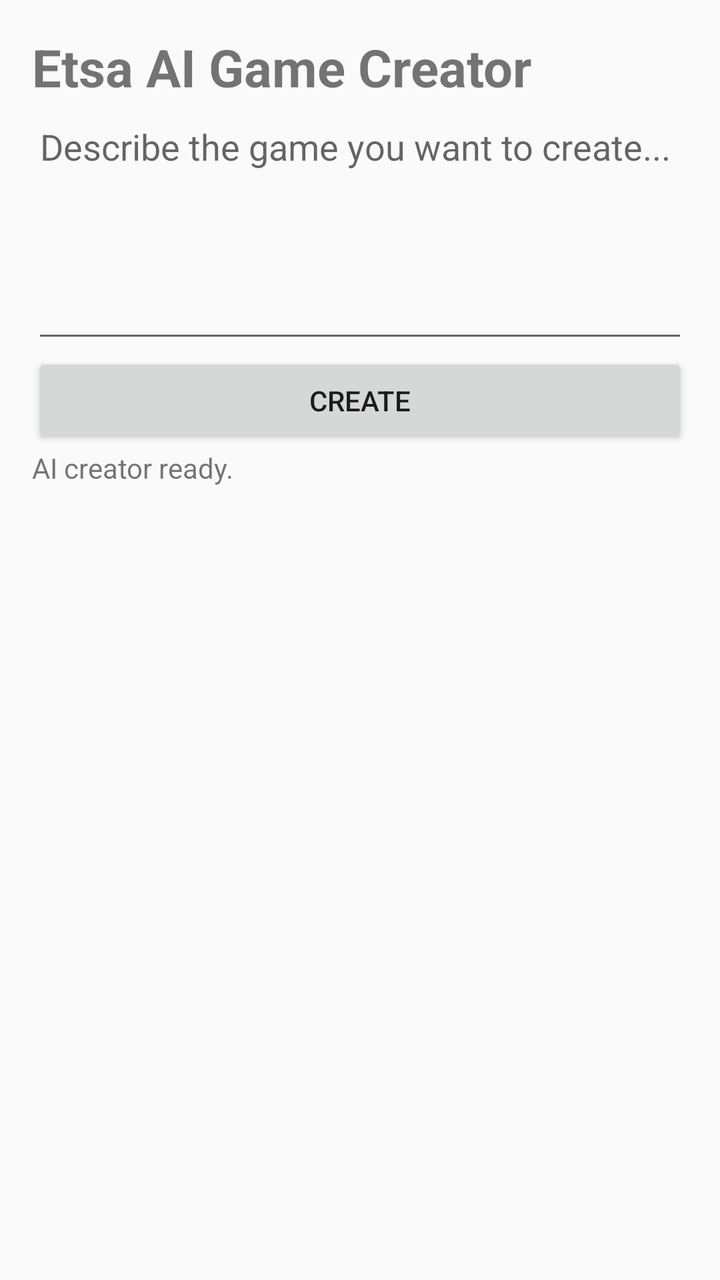
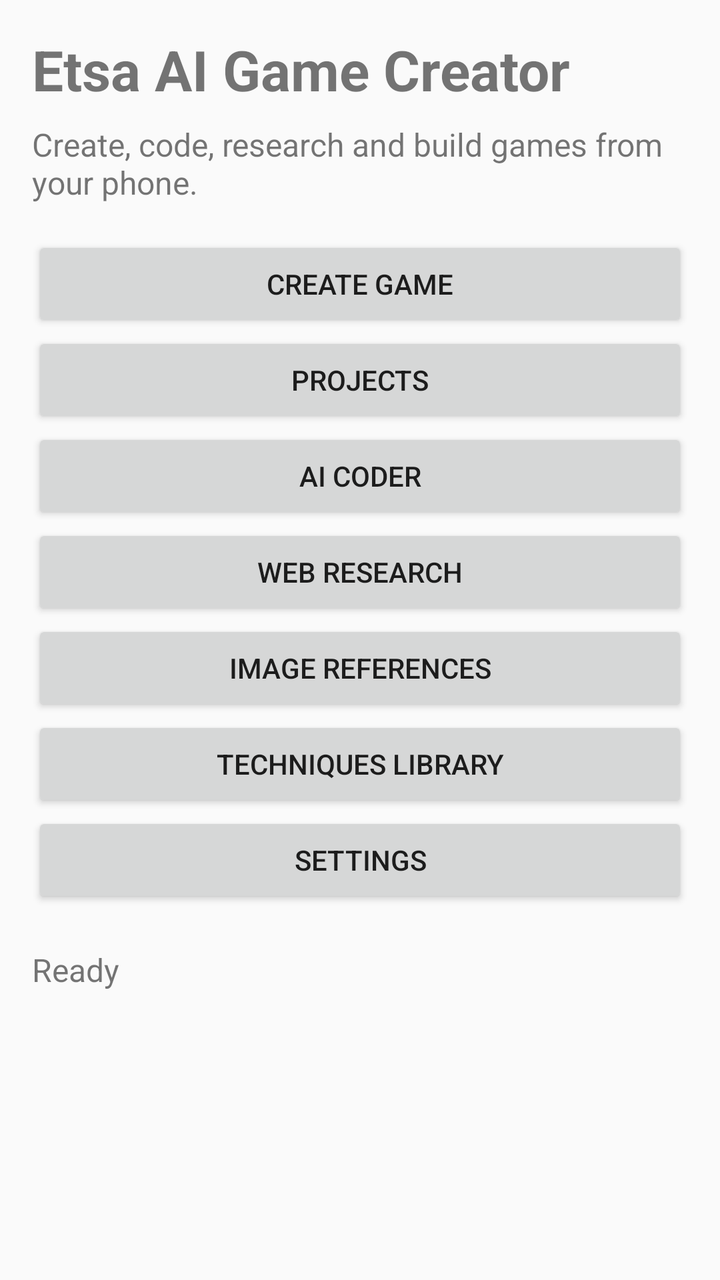

Before-and-after screenshots of an Android layout around one commit, followed by the original layout XML and the change that was made.
<!-- AndroidManifest.xml: application theme Theme.EtsaAI -->
<!-- res/layout/activity_main.xml -->
<LinearLayout xmlns:android="http://schemas.android.com/apk/res/android" android:layout_width="match_parent" android:layout_height="match_parent" android:orientation="vertical" android:padding="16dp">
<TextView android:layout_width="match_parent" android:layout_height="wrap_content" android:text="Etsa AI Game Creator" android:textSize="26sp" android:textStyle="bold" />
<EditText android:id="@+id/promptInput" android:layout_width="match_parent" android:layout_height="wrap_content" android:hint="Describe the game you want to create..." android:minLines="5" android:gravity="top" />
<Button android:id="@+id/createButton" android:layout_width="match_parent" android:layout_height="wrap_content" android:text="Create" />
<TextView android:id="@+id/outputText" android:layout_width="match_parent" android:layout_height="wrap_content" android:text="AI creator ready." />
</LinearLayout>
<!-- resources referenced by this layout -->
<resources>
  <style name="Theme.EtsaAI" parent="android:style/Theme.Material.Light.NoActionBar" />
</resources>

<!-- the commit's change to res/layout/activity_main.xml (unified diff, before → after) -->
@@ -1,6 +1 @@
-<LinearLayout xmlns:android="http://schemas.android.com/apk/res/android" android:layout_width="match_parent" android:layout_height="match_parent" android:orientation="vertical" android:padding="16dp">
-<TextView android:layout_width="match_parent" android:layout_height="wrap_content" android:text="Etsa AI Game Creator" android:textSize="26sp" android:textStyle="bold" />
-<EditText android:id="@+id/promptInput" android:layout_width="match_parent" android:layout_height="wrap_content" android:hint="Describe the game you want to create..." android:minLines="5" android:gravity="top" />
-<Button android:id="@+id/createButton" android:layout_width="match_parent" android:layout_height="wrap_content" android:text="Create" />
-<TextView android:id="@+id/outputText" android:layout_width="match_parent" android:layout_height="wrap_content" android:text="AI creator ready." />
-</LinearLayout>
+<ScrollView xmlns:android="http://schemas.android.com/apk/res/android" android:layout_width="match_parent" android:layout_height="match_parent"><LinearLayout android:layout_width="match_parent" android:layout_height="wrap_content" android:orientation="vertical" android:padding="16dp"><TextView android:layout_width="match_parent" android:layout_height="wrap_content" android:text="Etsa AI Game Creator" android:textSize="28sp" android:textStyle="bold" android:paddingBottom="8dp"/><TextView android:layout_width="match_parent" android:layout_height="wrap_content" android:text="Create, code, research and build games from your phone." android:textSize="16sp" android:paddingBottom="16dp"/><Button android:id="@+id/createGameButton" android:layout_width="match_parent" android:layout_height="wrap_content" android:text="Create Game"/><Button android:id="@+id/projectsButton" android:layout_width="match_parent" android:layout_height="wrap_content" android:text="Projects"/><Button android:id="@+id/aiCoderButton" android:layout_width="match_parent" android:layout_height="wrap_content" android:text="AI Coder"/><Button android:id="@+id/webResearchButton" android:layout_width="match_parent" android:layout_height="wrap_content" android:text="Web Research"/><Button android:id="@+id/imageRefsButton" android:layout_width="match_parent" android:layout_height="wrap_content" android:text="Image References"/><Button android:id="@+id/techniquesButton" android:layout_width="match_parent" android:layout_height="wrap_content" android:text="Techniques Library"/><Button android:id="@+id/settingsButton" android:layout_width="match_parent" android:layout_height="wrap_content" android:text="Settings"/><TextView android:id="@+id/statusText" android:layout_width="match_parent" android:layout_height="wrap_content" android:text="Ready" android:paddingTop="20dp" android:textSize="16sp"/></LinearLayout></ScrollView>
